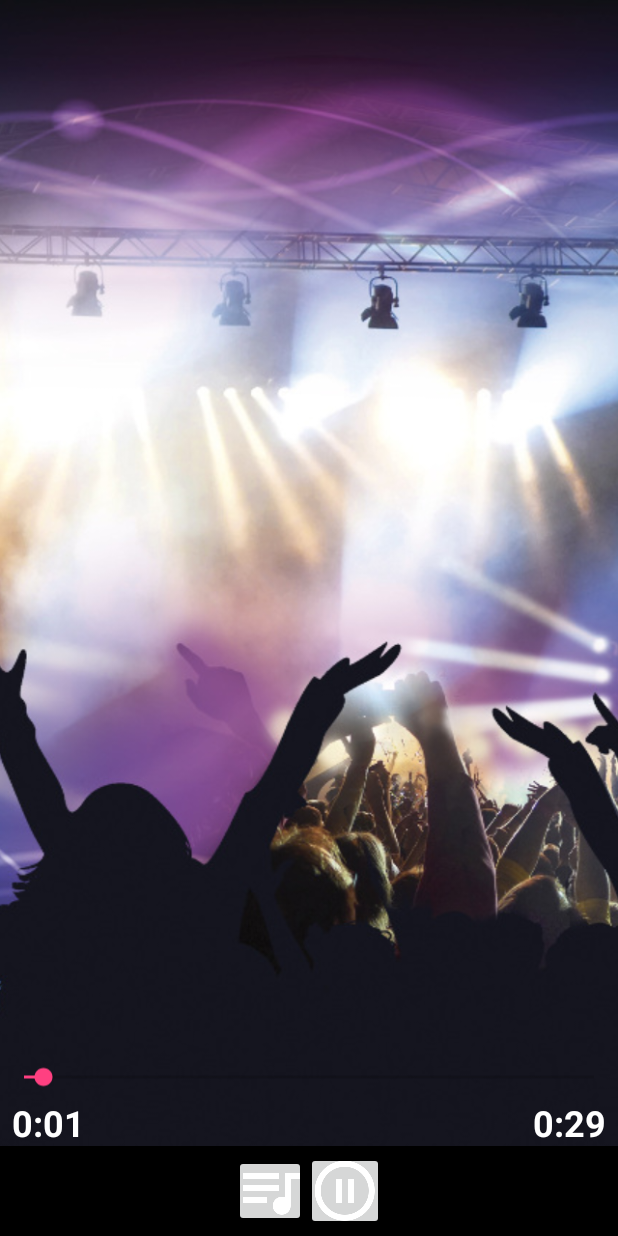
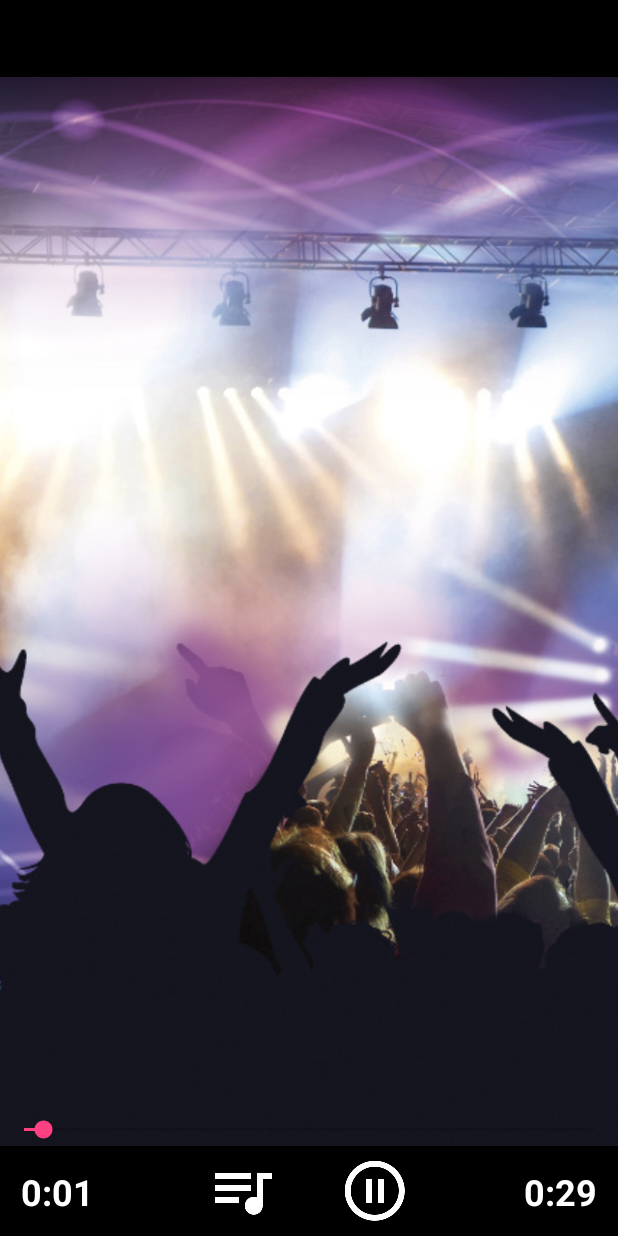
Before and after one commit to csongi77/MusicalStructure, an Android app: the PlayerActivity screen opened directly, with no data from a screen before it, on a phone screen of 412 x 824 dp. Run offline under Robolectric (Android 15) with nearby library versions, the phone set to English and light mode, and no system bars.

Commit message:
activity_player resource extract finished

```diff
--- a/app/src/main/res/layout/activity_player.xml
+++ b/app/src/main/res/layout/activity_player.xml
@@ -2,80 +2,43 @@
 <RelativeLayout xmlns:android="http://schemas.android.com/apk/res/android"
     xmlns:app="http://schemas.android.com/apk/res-auto"
     xmlns:tools="http://schemas.android.com/tools"
-    android:layout_width="match_parent"
-    android:layout_height="match_parent"
+    style="@style/match_match"
     tools:context="com.example.csongor.musicalstructure.PlayerActivity">
-    <ImageView
-        android:layout_width="match_parent"
-        android:layout_height="match_parent"
-        android:src="@drawable/lights_party_dancing_music"
-        android:scaleType="centerCrop"/>
+
+    <ImageView style="@style/player_background" />
+
     <TextView
-        android:layout_width="match_parent"
-        android:layout_height="wrap_content"
         android:id="@+id/txt_player_title"
-        android:textStyle="bold"
-        android:gravity="center"
-        android:textSize="26sp"
-        android:textColor="@color/white"
-        tools:text="@string/txt_player_title"/>
+        tools:text="@string/txt_player_title"
+        style="@style/player_song_title"/>
 
-<LinearLayout
-    android:id="@+id/button_panel"
-    android:layout_width="match_parent"
-    android:layout_height="60dp"
-    android:layout_alignParentBottom="true"
-    android:background="@color/black"
-    android:orientation="horizontal"
-    android:gravity="center"
-    android:padding="6dp">
-    <ImageButton
-        android:id="@+id/btn_to_playlist"
-        android:layout_width="48dp"
-        android:layout_height="48dp"
-        android:src="@drawable/ic_queue_music_white_48dp"
-        />
-    <ImageButton
-        android:id="@+id/btn_play_pause"
-        android:layout_width="52dp"
-        android:layout_height="52dp"
-        android:src="@drawable/ic_pause_circle_outline_white_48dp"
-        />
+    <LinearLayout
+        android:id="@+id/button_panel"
+        style="@style/player_button_panel">
 
-</LinearLayout>
-    <LinearLayout
-        android:id="@+id/player_time_container"
-        android:layout_alignTop="@+id/button_panel"
-        android:layout_width="match_parent"
-        android:layout_height="wrap_content"
-        android:translationY="-40dp">
         <TextView
             android:id="@+id/txt_time_elapsed"
-            android:layout_width="0dp"
-            android:layout_height="wrap_content"
-            android:layout_weight="1"
-            tools:text="@string/txt_player_time"
-            android:textColor="@color/white"
-            android:textSize="24sp"
-            android:padding="@dimen/welcome_text_padding"
-            android:textStyle="bold"/>
+            style="@style/player_timer_left"
+            tools:text="@string/txt_player_time" />
+
+        <ImageButton
+            android:id="@+id/btn_to_playlist"
+            style="@style/player_button"
+            android:src="@drawable/ic_queue_music_white_48dp" />
+
+        <ImageButton
+            android:id="@+id/btn_play_pause"
+            style="@style/player_button"
+            android:src="@drawable/ic_pause_circle_outline_white_48dp" />
+
         <TextView
             android:id="@+id/txt_time_remaining"
-            android:layout_width="0dp"
-            android:layout_height="wrap_content"
-            android:layout_weight="1"
-            android:textColor="@color/white"
-            tools:text="@string/txt_player_time"
-            android:textSize="24sp"
-            android:gravity="right"
-            android:textStyle="bold"
-            android:padding="@dimen/welcome_text_padding"/>
+            style="@style/player_timer_right"
+            tools:text="@string/txt_player_time" />
     </LinearLayout>
+
     <SeekBar
-        android:layout_alignTop="@+id/player_time_container"
         android:id="@+id/seekbar"
-        android:layout_width="match_parent"
-        android:layout_height="wrap_content"
-        android:translationY="-55dp"
-        />
+        style="@style/player_seekbar"
+        android:layout_alignTop="@+id/button_panel" />
 </RelativeLayout>
--- a/app/src/main/res/values/dimens.xml
+++ b/app/src/main/res/values/dimens.xml
@@ -6,4 +6,15 @@
     <dimen name="o_dp">0dp</dimen>
 
     <!-- List Item dimens -->
+
+    <!-- Player Activity dimens -->
+    <dimen name="player_song_title_size">26sp</dimen>
+    <dimen name="player_button_panel_height">60dp</dimen>
+    <dimen name="player_button_panel_padding">6dp</dimen>
+    <dimen name="player_button_width">0dp</dimen>
+    <dimen name="player_button_height">52dp</dimen>
+    <dimen name="player_button_weight">.8</dimen>
+    <dimen name="player_time_weight">1</dimen>
+    <dimen name="player_time_text_size">24sp</dimen>
+    <dimen name="player_seekbar_translation_y">-20dp</dimen>
 </resources>
--- a/app/src/main/res/values/styles.xml
+++ b/app/src/main/res/values/styles.xml
@@ -96,8 +96,8 @@
     <style name="btn_error" parent="style_activity_main_text">
         <item name="android:clickable">true</item>
         <item name="android:focusable">true</item>
+    </style>
 
-    </style>
     <!-- button container -->
     <style name="btn_error_container">
         <item name="android:layout_width">match_parent</item>
@@ -109,4 +109,67 @@
         <item name="android:paddingTop">@dimen/welcome_text_padding</item>
     </style>
 
+
+    <!--Player Activity styles -->
+    <!-- Player Activity background image style -->
+    <style name="player_background" parent="match_match">
+        <!-- image from CC0 -> https://www.pexels.com/photo/lights-party-dancing-music-2143/  -->
+        <item name="android:src">@drawable/lights_party_dancing_music</item>
+        <item name="android:scaleType">centerCrop</item>
+    </style>
+
+    <!-- Player Activity Song Title style -->
+    <style name="player_song_title" parent="match_wrap">
+        <item name="android:layout_width">match_parent</item>
+        <item name="android:layout_height">wrap_content</item>
+        <item name="android:background">@color/black</item>
+        <item name="android:gravity">center</item>
+        <item name="android:padding">@dimen/welcome_text_padding</item>
+        <item name="android:textColor">@color/white</item>
+        <item name="android:textSize">@dimen/player_song_title_size</item>
+        <item name="android:textStyle">bold</item>
+    </style>
+
+    <!--Player Button Panel style -->
+    <style name="player_button_panel">
+        <item name="android:layout_width">match_parent</item>
+        <item name="android:layout_height">@dimen/player_button_panel_height</item>
+        <item name="android:layout_alignParentBottom">true</item>
+        <item name="android:background">@color/black</item>
+        <item name="android:gravity">center</item>
+        <item name="android:orientation">horizontal</item>
+        <item name="android:padding">@dimen/player_button_panel_padding</item>
+    </style>
+
+    <!--Player Button style -->
+    <style name="player_button">
+        <item name="android:layout_width">@dimen/player_button_width</item>
+        <item name="android:layout_height">@dimen/player_button_height</item>
+        <item name="android:layout_weight">@dimen/player_button_weight</item>
+        <item name="android:background">@color/black</item>
+    </style>
+
+    <!--Player Timer Text style -->
+    <style name="player_timer_root">
+        <item name="android:layout_width">@dimen/o_dp</item>
+        <item name="android:layout_height">wrap_content</item>
+        <item name="android:layout_weight">@dimen/player_time_weight</item>
+        <item name="android:padding">@dimen/welcome_text_padding</item>
+        <item name="android:textColor">@color/white</item>
+        <item name="android:textSize">@dimen/player_time_text_size</item>
+        <item name="android:textStyle">bold</item>
+    </style>
+
+    <style name="player_timer_left" parent="player_timer_root">
+        <item name="android:gravity">left</item>
+    </style>
+
+    <style name="player_timer_right" parent="player_timer_root">
+        <item name="android:gravity">right</item>
+    </style>
+
+    <!--Player SeekBar style -->
+    <style name="player_seekbar" parent="match_wrap">
+        <item name="android:translationY">@dimen/player_seekbar_translation_y</item>
+    </style>
 </resources>
```
